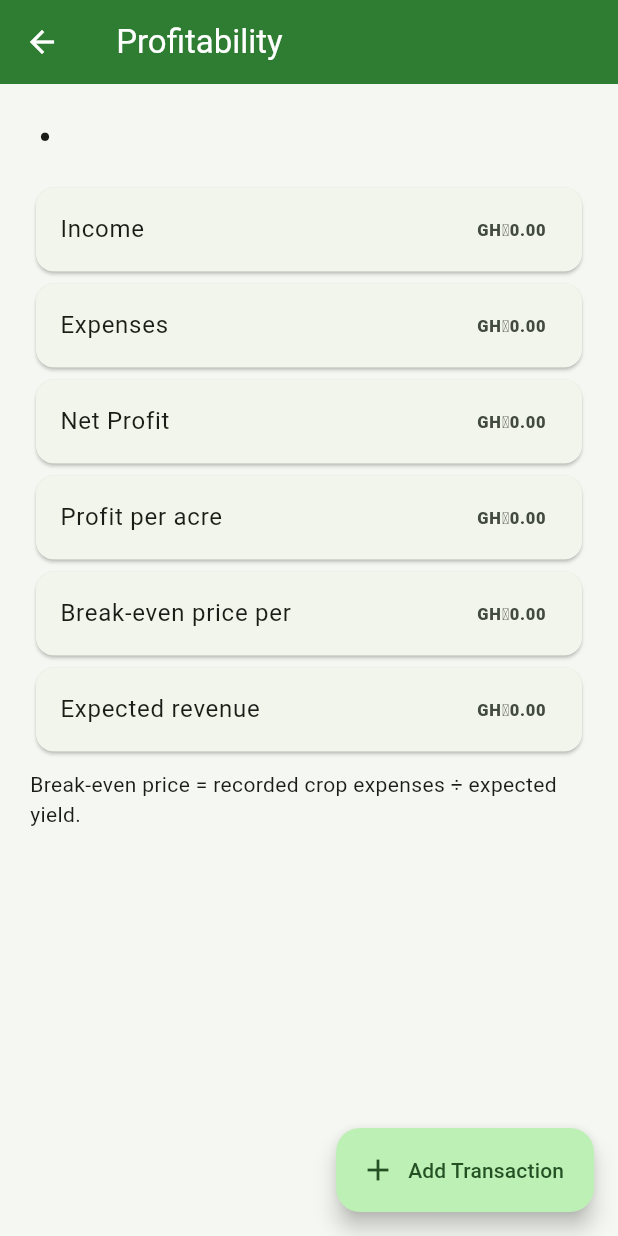
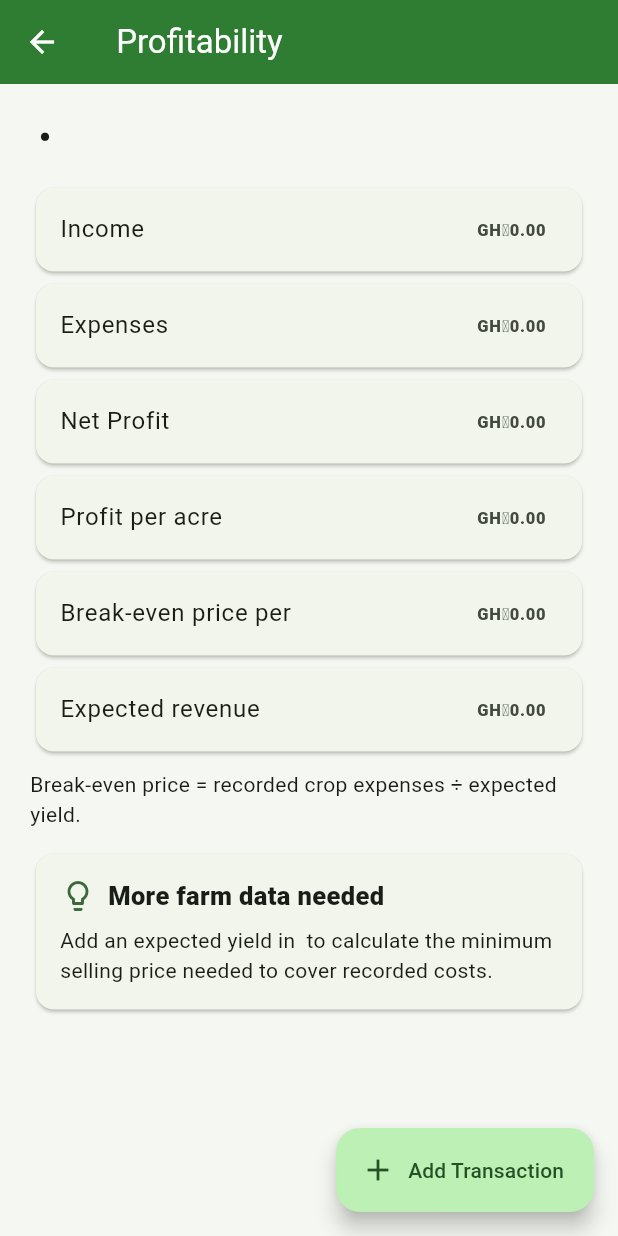
Before and after one commit to mckeownsena-droid/farmershub-gh, a Flutter app: the CropProfitPage screen opened directly with empty values, on a phone screen of 412 x 824 dp. Run offline on Flutter 3.47's test engine with Material 3 defaults, Android fonts, the phone set to English and light mode, and no system bars; our stand-ins replace cloud_firestore, firebase_auth, firebase_core; accounts and stored records are empty.

Commit message:
Show tested Farmer Insight on crop profitability screen

```diff
--- a/lib/src/app_v4.dart
+++ b/lib/src/app_v4.dart
@@ -2,6 +2,8 @@ import 'package:cloud_firestore/cloud_firestore.dart';
 import 'package:firebase_auth/firebase_auth.dart';
 import 'package:flutter/material.dart';
 import 'package:intl/intl.dart';
+
+import 'profitability_insight_card.dart';
 
 const farmerGreen = Color(0xFF2E7D32);
 const darkGreen = Color(0xFF1B5E20);
@@ -676,6 +678,7 @@ class CropProfitPage extends StatelessWidget {
           final profitPerAcre = acres > 0 ? netProfit / acres : 0.0;
           final breakEven = expectedYield > 0 ? expenses / expectedYield : 0.0;
           final expectedRevenue = expectedYield * expectedPrice;
+          final yieldUnit = '${crop['yield_unit'] ?? 'unit'}';
           return ListView(
             padding: const EdgeInsets.all(20),
             children: [
@@ -685,10 +688,19 @@ class CropProfitPage extends StatelessWidget {
               stat('Expenses', expenses),
               stat('Net Profit', netProfit),
               stat('Profit per acre', profitPerAcre),
-              stat('Break-even price per ${crop['yield_unit'] ?? 'unit'}', breakEven),
+              stat('Break-even price per $yieldUnit', breakEven),
               stat('Expected revenue', expectedRevenue),
               const SizedBox(height: 8),
               const Text('Break-even price = recorded crop expenses ÷ expected yield.'),
+              const SizedBox(height: 12),
+              ProfitabilityInsightCard(
+                income: income,
+                expenses: expenses,
+                acreage: acres,
+                expectedYield: expectedYield,
+                expectedSellingPrice: expectedPrice,
+                yieldUnit: yieldUnit,
+              ),
             ],
           );
         },
```
